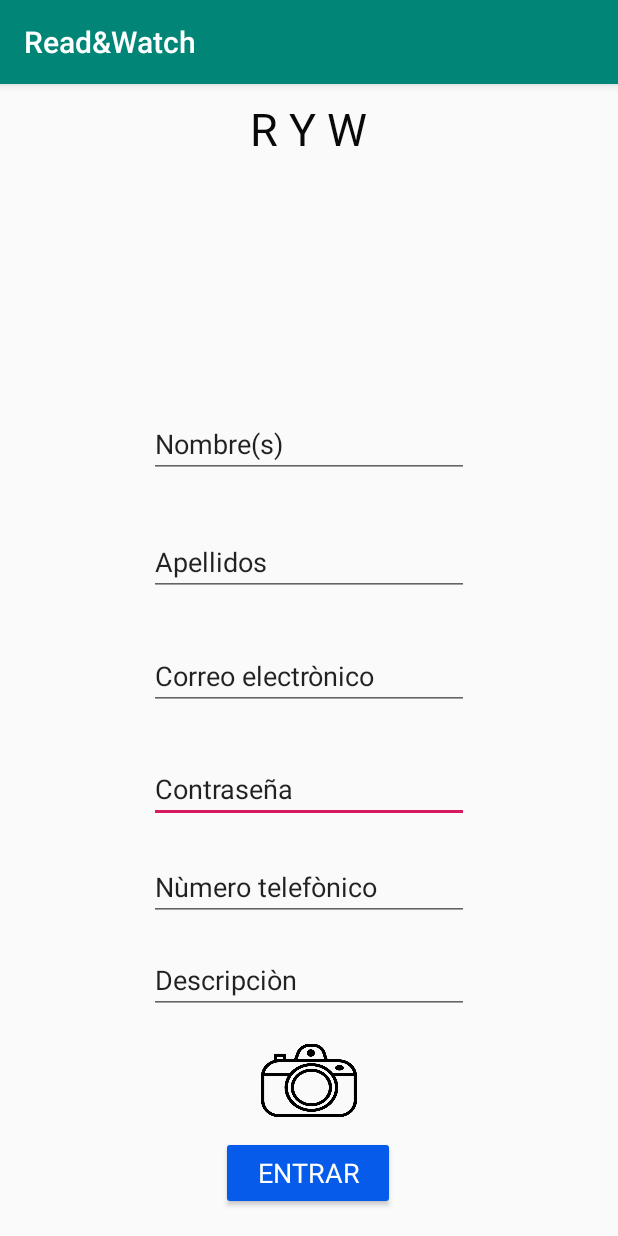
After one commit to rafamiguel/read-watch, an Android app: the registrar_usuario_estudiantes screen opened directly, with no data from a screen before it, on a phone screen of 412 x 824 dp. The commit adds this screen. Run offline under Robolectric (Android 15) with nearby library versions, the phone set to English and light mode, and no system bars.

Commit message:
Agregue pantala de registrar usuario estudiante, y la pantalla de elige una materia usuario, deberiamos ver como poner el scrollbar.

```diff
--- a/app/src/main/AndroidManifest.xml
+++ b/app/src/main/AndroidManifest.xml
@@ -9,6 +9,8 @@
         android:roundIcon="@mipmap/ic_launcher_round"
         android:supportsRtl="true"
         android:theme="@style/AppTheme">
+        <activity android:name=".Elige_una_materia_usuario_estudiante"></activity>
+        <activity android:name=".registrar_usuario_estudiantes" />
         <activity android:name=".MainActivity">
             <intent-filter>
                 <action android:name="android.intent.action.MAIN" />
--- /dev/null
+++ b/app/src/main/java/estrada/leon/rafael/readwatch/registrar_usuario_estudiantes.java
@@ -0,0 +1,43 @@
+package estrada.leon.rafael.readwatch;
+
+import android.support.v7.app.AppCompatActivity;
+import android.os.Bundle;
+import android.view.View;
+import android.widget.Button;
+import android.widget.EditText;
+import android.widget.TextView;
+
+public class registrar_usuario_estudiantes extends AppCompatActivity {
+    TextView txtTitulo;
+    EditText txtNombre, txtApellido, txtCorreo, txtContrasena, txtTelefono, txtDescripcion;
+    Button btnFoto, btnEntrar;
+
+    @Override
+    protected void onCreate(Bundle savedInstanceState) {
+        super.onCreate(savedInstanceState);
+        setContentView(R.layout.activity_registrar_usuario_estudiantes);
+        txtTitulo = findViewById(R.id.txtTitulo);
+        txtNombre = findViewById(R.id.txtNombre);
+        txtApellido = findViewById(R.id.txtApellido);
+        txtCorreo = findViewById(R.id.txtCorreo);
+        txtContrasena = findViewById(R.id.txtContrasena);
+        txtTelefono = findViewById(R.id.txtTelefono);
+        txtDescripcion = findViewById(R.id.txtDescripcion);
+        btnFoto = findViewById(R.id.btnFoto);
+        btnEntrar = findViewById(R.id.btnEntrar);
+
+        btnFoto.setOnClickListener(new View.OnClickListener() {
+            @Override
+            public void onClick(View view) {
+
+            }
+        });
+
+        btnEntrar.setOnClickListener(new View.OnClickListener() {
+            @Override
+            public void onClick(View view) {
+
+            }
+        });
+    }
+}
--- /dev/null
+++ b/app/src/main/res/layout/activity_registrar_usuario_estudiantes.xml
@@ -0,0 +1,159 @@
+<?xml version="1.0" encoding="utf-8"?>
+<android.support.constraint.ConstraintLayout xmlns:android="http://schemas.android.com/apk/res/android"
+xmlns:app="http://schemas.android.com/apk/res-auto"
+xmlns:tools="http://schemas.android.com/tools"
+android:layout_width="match_parent"
+android:layout_height="match_parent">
+tools:context=".registrar_usuario_estudiantes">
+
+    <Button
+        android:id="@+id/btnEntrar"
+        android:layout_width="116dp"
+        android:layout_height="49dp"
+        android:layout_alignParentStart="true"
+        android:layout_alignParentTop="true"
+        android:layout_marginTop="8dp"
+        android:backgroundTint="#065BEB"
+        android:backgroundTintMode="src_in"
+        android:text="ENTRAR"
+        android:textAlignment="center"
+        android:textAppearance="@style/TextAppearance.AppCompat.Body1"
+        android:textColor="#FFFFFF"
+        android:textSize="18sp"
+        android:visibility="visible"
+        app:layout_constraintBottom_toBottomOf="parent"
+        app:layout_constraintEnd_toEndOf="parent"
+        app:layout_constraintHorizontal_bias="0.498"
+        app:layout_constraintStart_toStartOf="parent"
+        app:layout_constraintTop_toTopOf="parent"
+        app:layout_constraintVertical_bias="0.976" />
+
+    <EditText
+        android:id="@+id/txtContrasena"
+        android:layout_width="wrap_content"
+        android:layout_height="wrap_content"
+        android:layout_marginBottom="8dp"
+        android:ems="10"
+        android:inputType="textPersonName"
+        android:text="Contraseña"
+        app:layout_constraintBottom_toTopOf="@+id/txtTelefono"
+        app:layout_constraintEnd_toEndOf="parent"
+        app:layout_constraintStart_toStartOf="parent"
+        app:layout_constraintTop_toBottomOf="@+id/txtRyw"
+        app:layout_constraintVertical_bias="0.96" />
+
+    <EditText
+        android:id="@+id/txtCorreo"
+        android:layout_width="wrap_content"
+        android:layout_height="wrap_content"
+        android:ems="10"
+        android:inputType="textPersonName"
+        android:text="Correo electrònico"
+        app:layout_constraintBottom_toTopOf="@+id/txtContrasena"
+        app:layout_constraintEnd_toEndOf="parent"
+        app:layout_constraintStart_toStartOf="parent"
+        app:layout_constraintTop_toTopOf="parent"
+        app:layout_constraintVertical_bias="0.926" />
+
+    <TextView
+        android:id="@+id/txtRyw"
+        android:layout_width="131dp"
+        android:layout_height="63dp"
+        android:layout_marginTop="8dp"
+        android:layout_marginBottom="8dp"
+        android:text="R and W"
+        android:textColor="#0F0F0F"
+        android:textSize="30sp"
+        android:visibility="invisible"
+        app:layout_constraintBottom_toBottomOf="parent"
+        app:layout_constraintEnd_toEndOf="parent"
+        app:layout_constraintStart_toStartOf="parent"
+        app:layout_constraintTop_toTopOf="parent"
+        app:layout_constraintVertical_bias="0.139" />
+
+    <EditText
+        android:id="@+id/txtNombre"
+        android:layout_width="wrap_content"
+        android:layout_height="wrap_content"
+        android:layout_marginBottom="8dp"
+        android:ems="10"
+        android:inputType="textPersonName"
+        android:text="Nombre(s)"
+        app:layout_constraintBottom_toTopOf="@+id/txtApellido"
+        app:layout_constraintEnd_toEndOf="parent"
+        app:layout_constraintStart_toStartOf="parent"
+        app:layout_constraintTop_toTopOf="@+id/txtRyw"
+        app:layout_constraintVertical_bias="0.818" />
+
+    <EditText
+        android:id="@+id/txtApellido"
+        android:layout_width="wrap_content"
+        android:layout_height="wrap_content"
+        android:layout_marginBottom="8dp"
+        android:ems="10"
+        android:inputType="textPersonName"
+        android:text="Apellidos"
+        app:layout_constraintBottom_toTopOf="@+id/txtCorreo"
+        app:layout_constraintEnd_toEndOf="parent"
+        app:layout_constraintStart_toStartOf="parent"
+        app:layout_constraintTop_toTopOf="parent"
+        app:layout_constraintVertical_bias="0.928" />
+
+    <EditText
+        android:id="@+id/txtTelefono"
+        android:layout_width="wrap_content"
+        android:layout_height="wrap_content"
+        android:layout_marginBottom="8dp"
+        android:ems="10"
+        android:inputType="textPersonName"
+        android:text="Nùmero telefònico"
+        app:layout_constraintBottom_toTopOf="@+id/txtDescripcion"
+        app:layout_constraintEnd_toEndOf="parent"
+        app:layout_constraintStart_toStartOf="parent"
+        app:layout_constraintTop_toBottomOf="@+id/txtRyw"
+        app:layout_constraintVertical_bias="0.975" />
+
+    <EditText
+        android:id="@+id/txtDescripcion"
+        android:layout_width="wrap_content"
+        android:layout_height="wrap_content"
+        android:layout_marginBottom="8dp"
+        android:ems="10"
+        android:inputType="textPersonName"
+        android:text="Descripciòn"
+        app:layout_constraintBottom_toTopOf="@+id/btnFoto"
+        app:layout_constraintEnd_toEndOf="parent"
+        app:layout_constraintStart_toStartOf="parent"
+        app:layout_constraintTop_toBottomOf="@+id/txtRyw"
+        app:layout_constraintVertical_bias="0.983" />
+
+    <Button
+        android:id="@+id/btnFoto"
+        android:layout_width="64dp"
+        android:layout_height="58dp"
+        android:layout_marginTop="8dp"
+        android:layout_marginBottom="8dp"
+        android:background="@drawable/camara"
+        app:layout_constraintBottom_toTopOf="@+id/btnEntrar"
+        app:layout_constraintEnd_toEndOf="parent"
+        app:layout_constraintStart_toStartOf="parent"
+        app:layout_constraintTop_toTopOf="parent"
+        app:layout_constraintVertical_bias="1.0" />
+
+    <TextView
+        android:id="@+id/txtTitulo"
+        android:layout_width="wrap_content"
+        android:layout_height="wrap_content"
+        android:layout_marginStart="8dp"
+        android:layout_marginEnd="8dp"
+        android:layout_marginBottom="8dp"
+        android:text="R Y W"
+        android:textColor="#090909"
+        android:textSize="30sp"
+        app:layout_constraintBottom_toBottomOf="@+id/txtRyw"
+        app:layout_constraintEnd_toEndOf="parent"
+        app:layout_constraintHorizontal_bias="0.498"
+        app:layout_constraintStart_toStartOf="parent"
+        app:layout_constraintTop_toTopOf="parent"
+        app:layout_constraintVertical_bias="0.07999998" />
+</android.support.constraint.ConstraintLayout>
```
Also changed, not shown: app/src/main/java/estrada/leon/rafael/readwatch/Elige_una_materia_usuario_estudiante.java (added, +56 -0 lines), app/src/main/java/estrada/leon/rafael/readwatch/MainActivity.java (+11 -1 lines), app/src/main/res/layout/activity_elige_una_materia_usuario_estudiante.xml (added, +112 -0 lines), app/src/main/res/drawable/camara.png (added), app/src/main/res/drawable/cuadro.png (added), app/src/main/res/drawable/english.jpg (added), app/src/main/res/drawable/espa.jpg (added), app/src/main/res/drawable/mate.jpg (added), app/src/main/res/drawable/menu.png (added), app/src/main/res/drawable/read.jpg (added).
